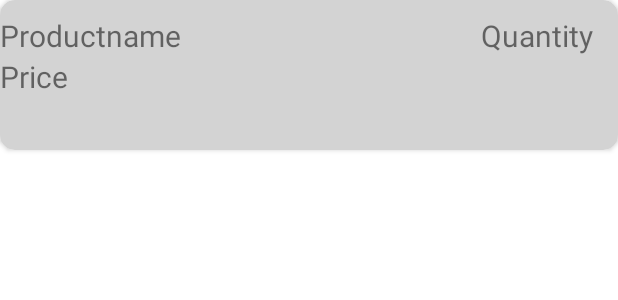
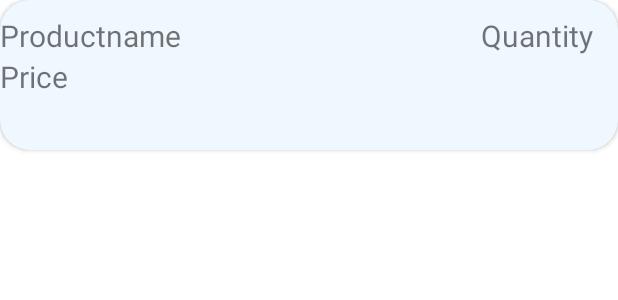
Before and after one commit to lindamol/CashRegisterAssignment2, an Android app: the layout history_row_layout.xml on its own in the app's theme, with its tools: preview values and no code run, on a phone screen of 412 x 824 dp. Shown: the top 300 px of the screen. Run offline under Robolectric (Android 15) with nearby library versions, the phone set to English and light mode, and no system bars.

Commit message:
version2

```diff
--- a/app/src/main/res/layout/history_row_layout.xml
+++ b/app/src/main/res/layout/history_row_layout.xml
@@ -3,8 +3,8 @@
     android:layout_width="match_parent"
     android:layout_height="100sp"
     xmlns:app="http://schemas.android.com/apk/res-auto"
-    android:backgroundTint="@color/LightGrey"
-    app:cardCornerRadius="10sp"
+    android:backgroundTint="@color/AliceBlue"
+    app:cardCornerRadius="20sp"
     android:padding="10sp">
 
     <LinearLayout
```
Also changed, not shown: app/src/main/java/com/example/cashregisterassignment2/HistoryActivity.java (+7 -4 lines), app/src/main/java/com/example/cashregisterassignment2/HistoryAdapter.java (+24 -8 lines).
